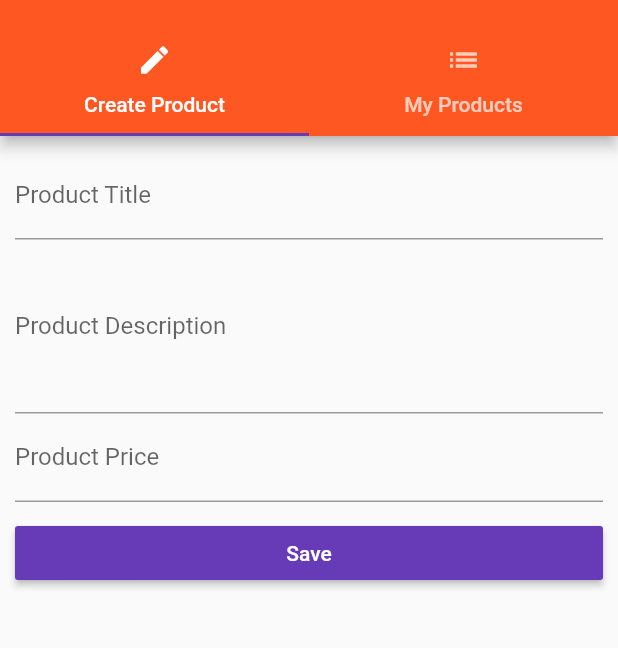
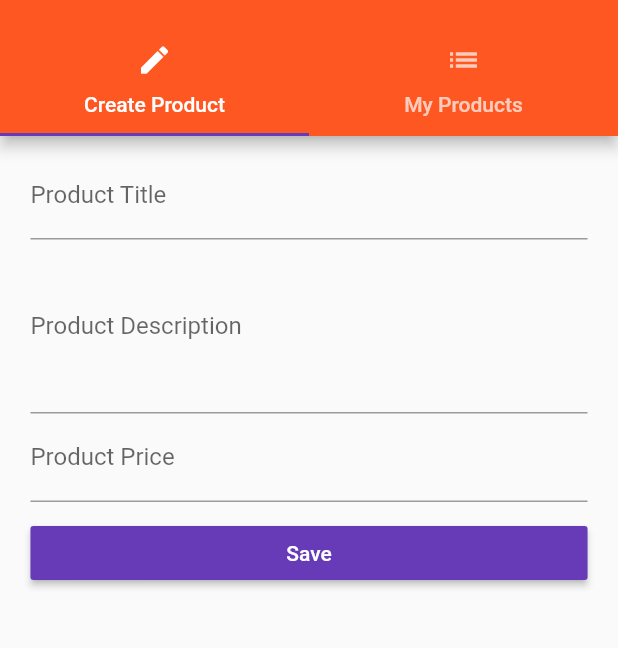
Before and after one commit to Zo2m4bie/FlutterCourse, a Flutter app: the ProductsAdminPage screen opened by its route, on a phone screen of 412 x 824 dp, the part 59-707 px from its top. Run offline on Flutter 3.47's test engine with Material 2 defaults, Android fonts, the phone set to English and light mode, and no system bars.

Commit message:
work with course

```diff
--- a/lib/main.dart
+++ b/lib/main.dart
@@ -43,7 +43,9 @@ class _MyAppState extends State<MyApp> {
       theme: ThemeData(
           brightness: Brightness.light,
           primarySwatch: Colors.deepOrange,
-          accentColor: Colors.deepPurple),
+          accentColor: Colors.deepPurple,
+          buttonColor: Colors.deepPurple,
+          ),
       // home: AuthPage(),
       routes: {
         '/': (BuildContext context) => AuthPage(),
--- a/lib/pages/auth.dart
+++ b/lib/pages/auth.dart
@@ -67,6 +67,8 @@ class _AuthPageState extends State<AuthPage> {
 
   @override
   Widget build(BuildContext context) {
+    final double deviceWidth = MediaQuery.of(context).size.width;
+    final double targetWidth = deviceWidth > 760 ? 500 : deviceWidth * 0.95;
     return Scaffold(
       appBar: AppBar(
         title: Text('Login'),
@@ -78,6 +80,8 @@ class _AuthPageState extends State<AuthPage> {
         padding: EdgeInsets.all(10.0),
         child: Center(
           child: SingleChildScrollView(
+            child: Container(
+              width: targetWidth,
               child: Column(
                 children: <Widget>[
                   _buildEmailTextField(),
@@ -100,6 +104,7 @@ class _AuthPageState extends State<AuthPage> {
             ),
           ),
         ),
+      ),
     );
   }
 }
--- a/lib/pages/product_create.dart
+++ b/lib/pages/product_create.dart
@@ -15,11 +15,12 @@ class _ProductCreatePageState extends State<ProductCreatePage> {
   String _titleValue;
   String _descriptionValue;
   double _priceValue;
+  final GlobalKey<FormState> _formKey = GlobalKey<FormState>();
 
   Widget _buildTitleTextField() {
-    return TextField(
+    return TextFormField(
       decoration: InputDecoration(labelText: 'Product Title'),
-      onChanged: (String value) {
+      onSaved: (String value) {
         setState(() {
           _titleValue = value;
         });
@@ -28,10 +29,10 @@ class _ProductCreatePageState extends State<ProductCreatePage> {
   }
 
   Widget _buildDescriptionTextField() {
-    return TextField(
+    return TextFormField(
       maxLines: 4,
       decoration: InputDecoration(labelText: 'Product Description'),
-      onChanged: (String value) {
+       onSaved: (String value) {
         setState(() {
           _descriptionValue = value;
         });
@@ -40,10 +41,10 @@ class _ProductCreatePageState extends State<ProductCreatePage> {
   }
 
   Widget _buildPriceTextField() {
-    return TextField(
+    return TextFormField(
       keyboardType: TextInputType.number,
       decoration: InputDecoration(labelText: 'Product Price'),
-      onChanged: (String value) {
+       onSaved: (String value) {
         setState(() {
           _priceValue = double.parse(value);
         });
@@ -52,6 +53,7 @@ class _ProductCreatePageState extends State<ProductCreatePage> {
   }
 
   void _submitForm() {
+    _formKey.currentState.save();
     final Map<String, dynamic> product = {
       'title': _titleValue,
       'description': _descriptionValue,
@@ -64,9 +66,15 @@ class _ProductCreatePageState extends State<ProductCreatePage> {
 
   @override
   Widget build(BuildContext context) {
+    final double deviceWidth = MediaQuery.of(context).size.width;
+    final double targetWidth = deviceWidth > 550 ? 500 : deviceWidth * 0.95;
+    final double targetPadding = deviceWidth - targetWidth;
     return Container(
       margin: EdgeInsets.all(10.0),
+      child: Form(
+        key: _formKey,
         child: ListView(
+          padding: EdgeInsets.symmetric(horizontal: targetPadding / 2),
           children: <Widget>[
             _buildTitleTextField(),
             _buildDescriptionTextField(),
@@ -76,12 +84,12 @@ class _ProductCreatePageState extends State<ProductCreatePage> {
             ),
             RaisedButton(
               child: Text('Save'),
-            color: Theme.of(context).accentColor,
               textColor: Colors.white,
               onPressed: _submitForm,
             )
           ],
         ),
+      ),
     );
   }
 }
```
Lines whose indentation alone changed are shown as unchanged.
